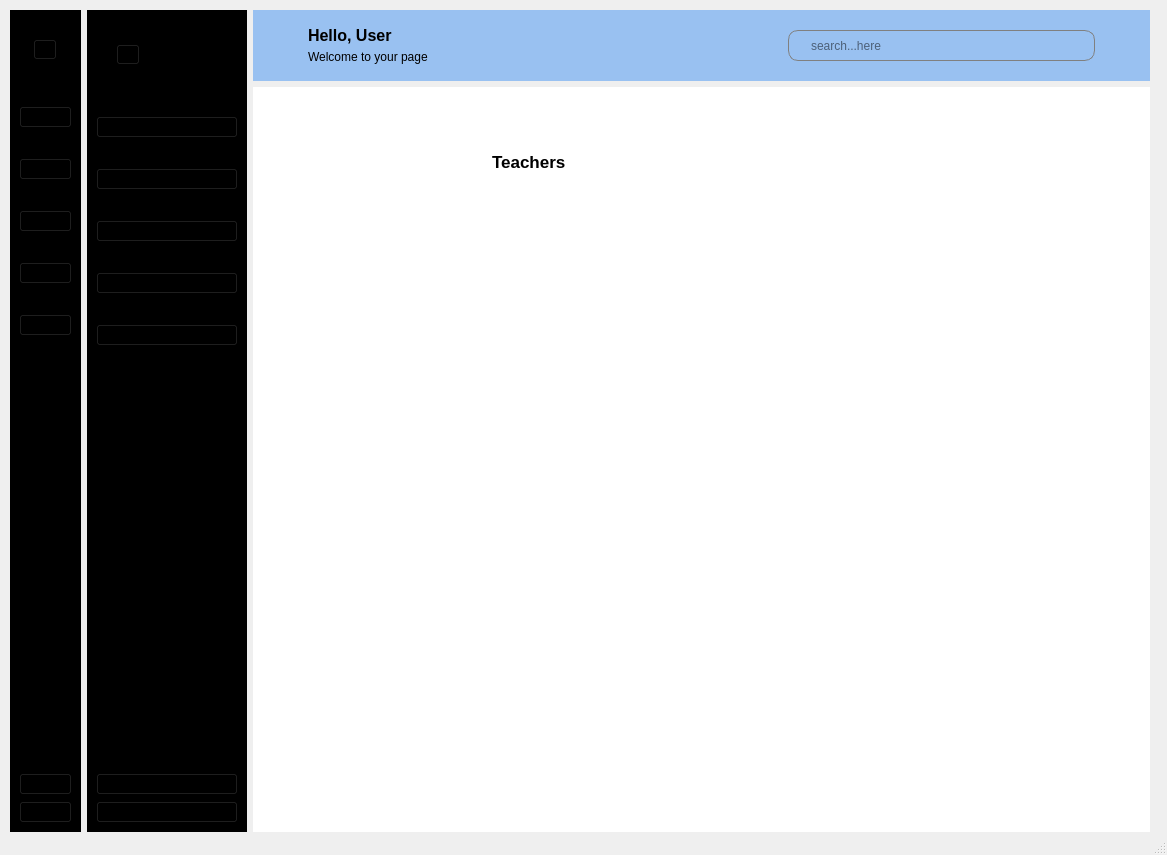
Old version of the form School_System/ui/indexSU.ui in the repository KasperJack/School-Management-System.
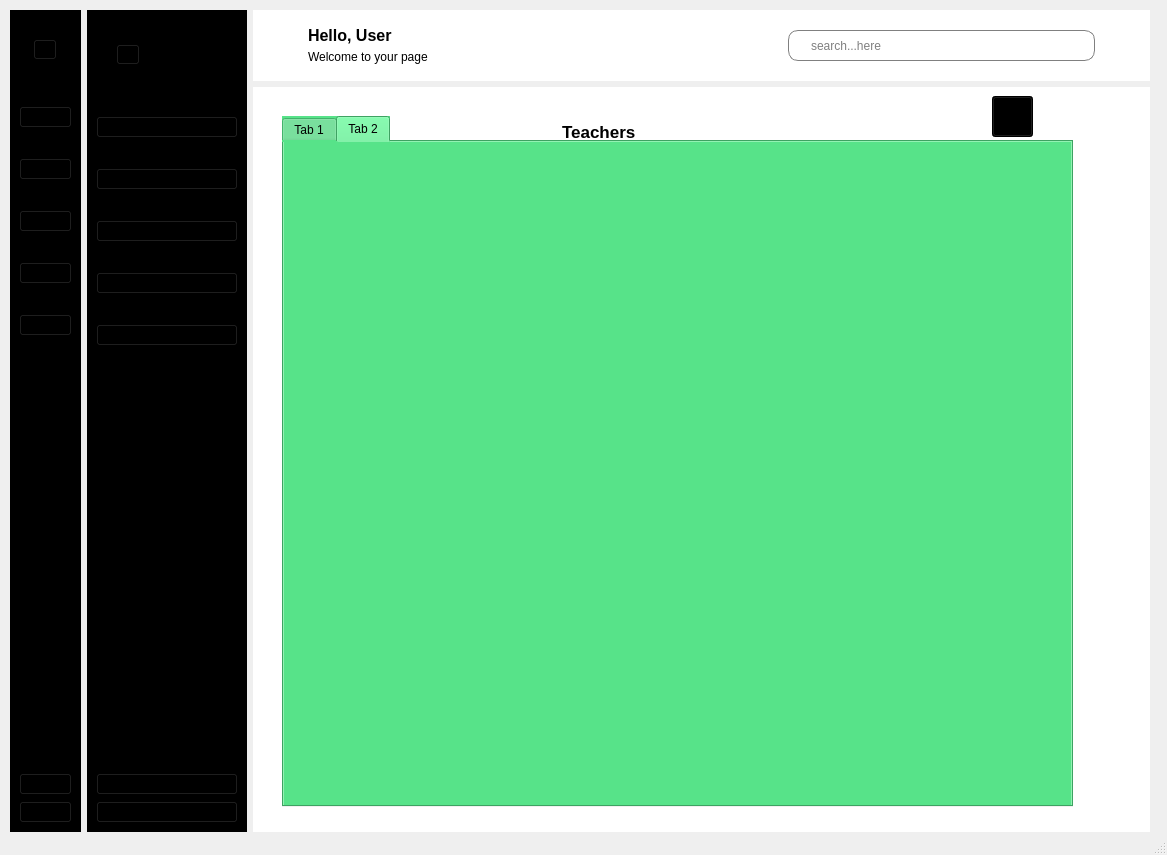
New version of the form. The open tabs and pages were chosen to show the change. Icons and pictures are not drawn.

```diff
--- a/School_System/ui/indexSU.ui
+++ b/School_System/ui/indexSU.ui
@@ -576,8 +576,7 @@
           </size>
          </property>
          <property name="styleSheet">
-          <string notr="true">background-color: rgb(153, 193, 241);
-color: rgb(0, 0, 0);</string>
+          <string notr="true">background-color: rgb(255, 255, 255);</string>
          </property>
          <layout class="QHBoxLayout" name="horizontalLayout_5">
           <item>
@@ -1012,8 +1011,8 @@
            <widget class="QLabel" name="label_9">
             <property name="geometry">
              <rect>
-              <x>230</x>
-              <y>40</y>
+              <x>300</x>
+              <y>10</y>
               <width>111</width>
               <height>51</height>
              </rect>
@@ -1028,6 +1027,58 @@
              <string>Teachers</string>
             </property>
            </widget>
+           <widget class="QToolButton" name="add_teacher_button">
+            <property name="geometry">
+             <rect>
+              <x>730</x>
+              <y>0</y>
+              <width>41</width>
+              <height>41</height>
+             </rect>
+            </property>
+            <property name="styleSheet">
+             <string notr="true">background-color: rgb(0, 0, 0);</string>
+            </property>
+            <property name="text">
+             <string>...</string>
+            </property>
+            <property name="icon">
+             <iconset resource="../resources/rec.qrc">
+              <normaloff>:/icons/icons/add student.png</normaloff>:/icons/icons/add student.png</iconset>
+            </property>
+            <property name="iconSize">
+             <size>
+              <width>50</width>
+              <height>30</height>
+             </size>
+            </property>
+           </widget>
+           <widget class="QTabWidget" name="tabWidget">
+            <property name="geometry">
+             <rect>
+              <x>20</x>
+              <y>20</y>
+              <width>791</width>
+              <height>691</height>
+             </rect>
+            </property>
+            <property name="styleSheet">
+             <string notr="true">background-color: rgb(87, 227, 137);</string>
+            </property>
+            <property name="currentIndex">
+             <number>1</number>
+            </property>
+            <widget class="QWidget" name="tab">
+             <attribute name="title">
+              <string>Tab 1</string>
+             </attribute>
+            </widget>
+            <widget class="QWidget" name="tab_2">
+             <attribute name="title">
+              <string>Tab 2</string>
+             </attribute>
+            </widget>
+           </widget>
           </widget>
           <widget class="QWidget" name="subject">
            <widget class="QLabel" name="label_8">
```
